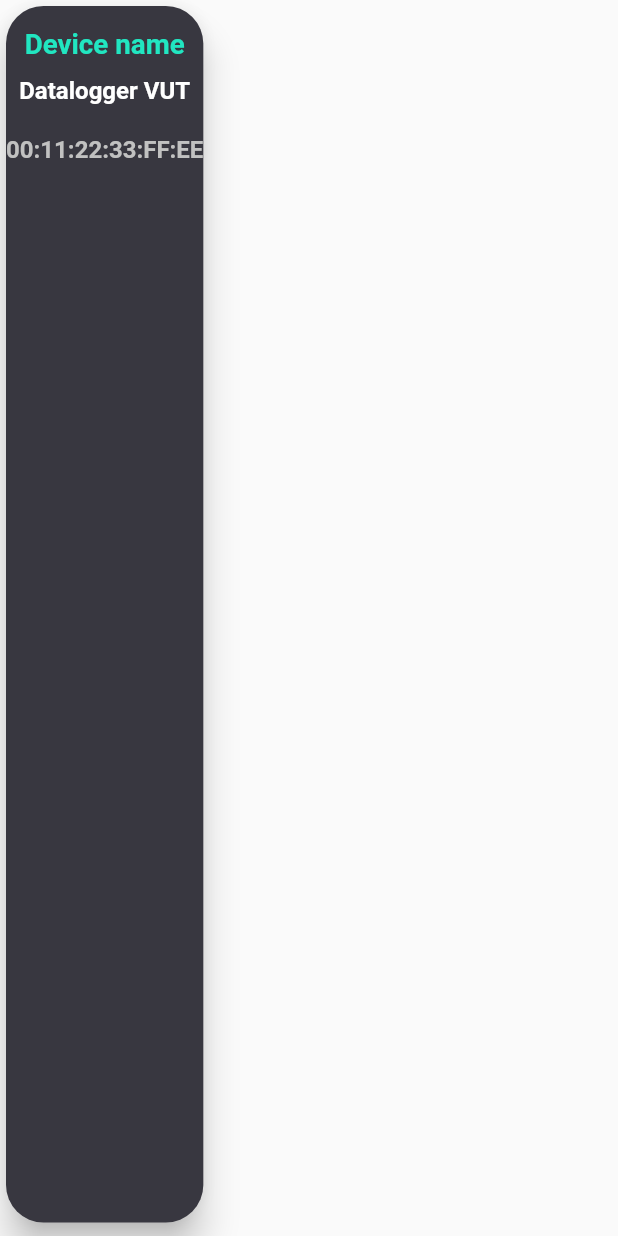
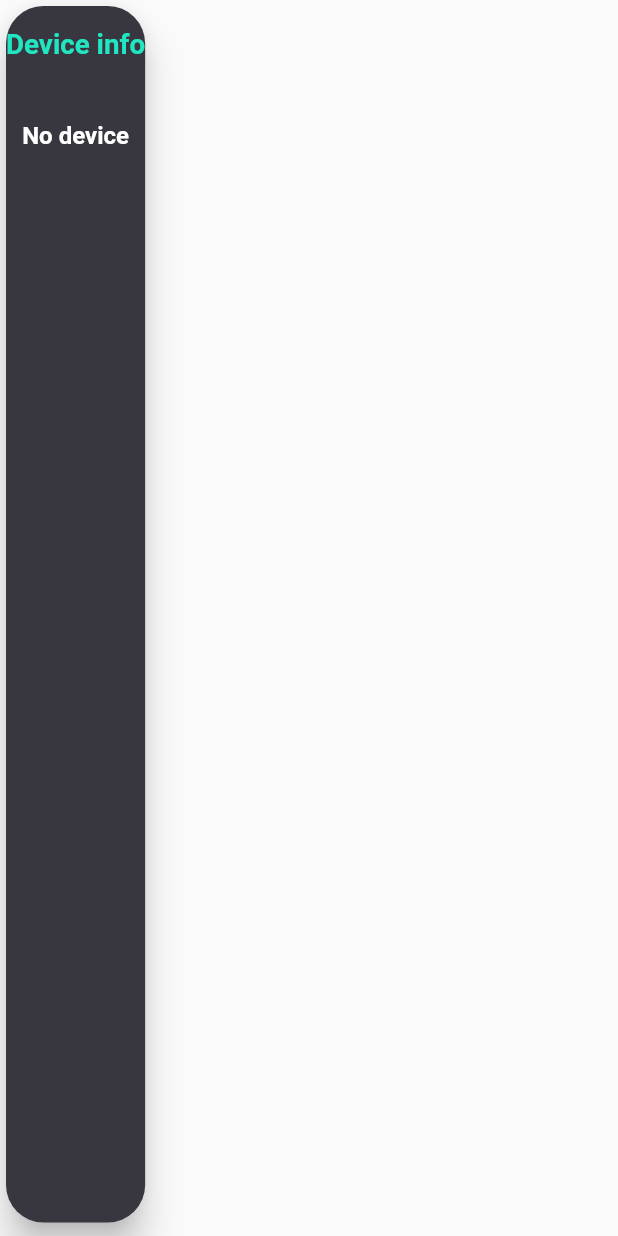
Before and after one commit to ziperjohn/datalogger_app, a Flutter app: the DeviceInfo widget shown alone on an empty page, opened directly, on a phone screen of 412 x 824 dp. Run offline on Flutter 3.47's test engine with Material 2 defaults, Android fonts, the phone set to English and light mode, and no system bars; our stand-ins replace fl_chart, flutter_blue, flutter_spinkit, shared_preferences; missing offline and left inert: filesize; accounts and stored records are empty.

Commit message:
7.5.2020

```diff
--- a/lib/main.dart
+++ b/lib/main.dart
@@ -1,3 +1,4 @@
+import 'package:datalogger/screens/settings/Storage_pages/storage_screen.dart';
 import 'package:datalogger/shared/loading.dart';
 import 'package:datalogger/screens/wrapper.dart';
 import 'package:flutter/material.dart';
@@ -9,6 +10,7 @@ void main() => runApp(MaterialApp(
       routes: {
         '/': (context) => Loading(),
         '/wrapper': (context) => Wrapper(),
+        '/storage': (context) => StorageScreen(),
         '/bluetooth': (context) => BluetoothScreen(),
         '/findNewDevice': (context) => FindNewDeviceScreen(),
       },
--- a/lib/screens/widgets/device_info_widget.dart
+++ b/lib/screens/widgets/device_info_widget.dart
@@ -2,6 +2,7 @@ import 'package:datalogger/shared/theme_constants.dart';
 import 'package:flutter/material.dart';
 
 class DeviceInfo extends StatelessWidget {
+  final bool connected = false;
   @override
   Widget build(BuildContext context) {
     return Padding(
@@ -14,10 +15,18 @@ class DeviceInfo extends StatelessWidget {
         ),
         child: Padding(
           padding: const EdgeInsets.fromLTRB(0, 15, 0, 15),
-          child: Column(
+          child: deviceWiget(),
+        ),
+      ),
+    );
+  }
+
+  Widget deviceWiget() {
+    if (connected) {
+      return Column(
         children: <Widget>[
           Text(
-                'Device name',
+            'Device info',
             textAlign: TextAlign.center,
             style: TextStyle(
               fontSize: myFontSizeMedium,
@@ -35,8 +44,16 @@ class DeviceInfo extends StatelessWidget {
               color: whiteColor,
             ),
           ),
-              SizedBox(height: 20),
-              // TODO add status device
+          SizedBox(height: 15),
+          Text(
+            'Not connected',
+            style: TextStyle(
+              fontSize: myFontSizeSmall,
+              fontWeight: FontWeight.bold,
+              color: silverColor,
+            ),
+          ),
+          SizedBox(height: 15),
           Text(
             '00:11:22:33:FF:EE',
             style: TextStyle(
@@ -46,9 +63,30 @@ class DeviceInfo extends StatelessWidget {
             ),
           ),
         ],
+      );
+    } else {
+      return Column(
+        children: <Widget>[
+          Text(
+            'Device info',
+            textAlign: TextAlign.center,
+            style: TextStyle(
+              fontSize: myFontSizeMedium,
+              fontWeight: FontWeight.bold,
+              color: cyanColor,
             ),
           ),
+          SizedBox(height: 40),
+          Text(
+            'No device',
+            style: TextStyle(
+              color: whiteColor,
+              fontSize: myFontSizeSmall,
+              fontWeight: FontWeight.bold,
             ),
+          ),
+        ],
       );
     }
   }
+}
--- a/lib/shared/no_data.dart
+++ b/lib/shared/no_data.dart
@@ -8,7 +8,7 @@ Widget noData() {
         mainAxisSize: MainAxisSize.min,
         children: <Widget>[
           Icon(
-            Icons.not_interested,
+            Icons.warning,
             size: 200,
             color: cyanColor,
           ),
--- a/pubspec.yaml
+++ b/pubspec.yaml
@@ -29,6 +29,7 @@ dependencies:
   fl_chart: ^0.8.7
   flutter_launcher_icons: ^0.7.4
   shared_preferences: ^0.5.6+3
+  filesize: ^1.0.4
 
 dev_dependencies:
   flutter_test:
```
Also changed, not shown: lib/screens/settings/Storage_pages/storage_screen.dart (added, +140 -0 lines), lib/screens/settings/bluetooth_pages/bluetooth_screen.dart (+12 -3 lines), lib/screens/settings/settings.dart (+10 -4 lines), lib/screens/widgets/temps_line_chart_widget.dart (+10 -10 lines), lib/services/storage.dart (+18 -0 lines), assets/data.json, pubspec.lock. Lines whose indentation alone changed are shown as unchanged.
